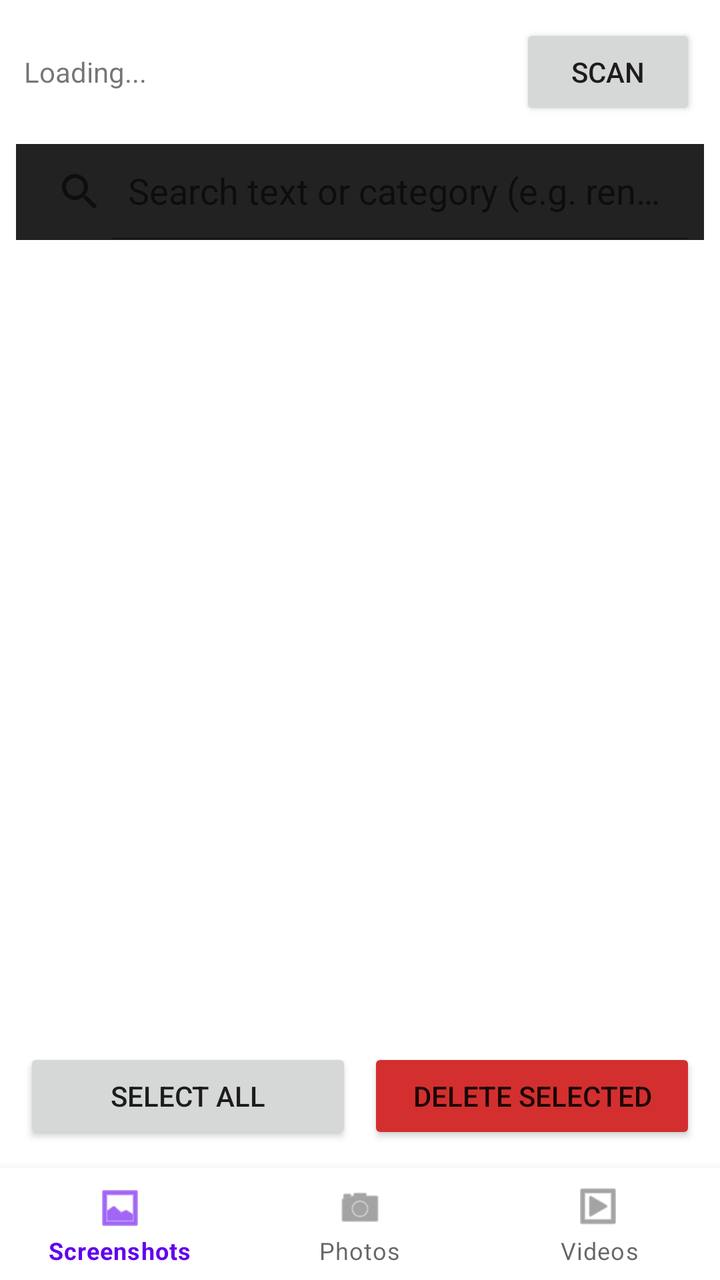
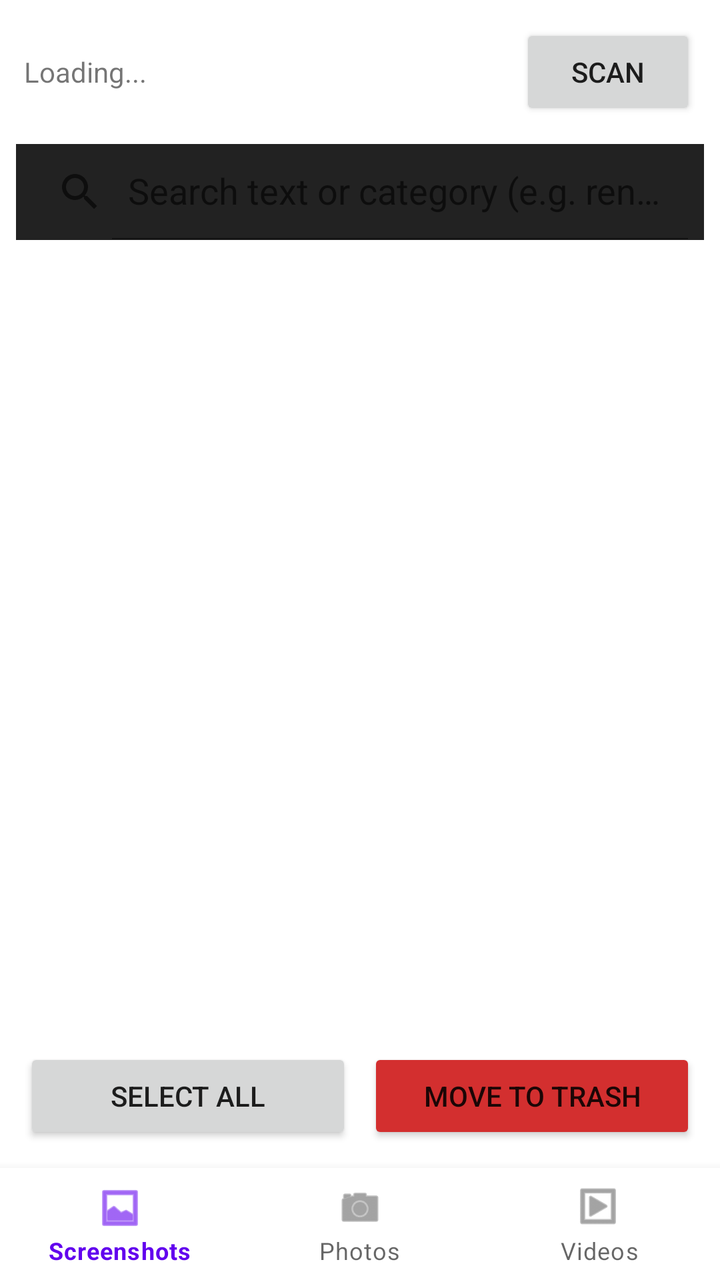

An Android layout rendered at two revisions. The XML below is the earlier revision; the diff shows what the commit changed to produce the second picture.
<!-- AndroidManifest.xml: application theme Theme.ScreenshotCleaner -->
<!-- res/layout/activity_main.xml -->
<?xml version="1.0" encoding="utf-8"?>
<LinearLayout xmlns:android="http://schemas.android.com/apk/res/android"
    xmlns:app="http://schemas.android.com/apk/res-auto"
    android:orientation="vertical"
    android:layout_width="match_parent"
    android:layout_height="match_parent">

    <LinearLayout
        android:orientation="horizontal"
        android:layout_width="match_parent"
        android:layout_height="wrap_content"
        android:padding="12dp"
        android:gravity="center_vertical">

        <TextView
            android:id="@+id/statusText"
            android:layout_width="0dp"
            android:layout_height="wrap_content"
            android:layout_weight="1"
            android:text="Loading..."
            android:textSize="14sp" />

        <Button
            android:id="@+id/scanButton"
            android:layout_width="wrap_content"
            android:layout_height="wrap_content"
            android:text="Scan" />
    </LinearLayout>

    <androidx.appcompat.widget.SearchView
        android:id="@+id/searchView"
        android:layout_width="match_parent"
        android:layout_height="wrap_content"
        android:layout_marginHorizontal="8dp"
        android:layout_marginBottom="4dp"
        android:background="#222222"
        app:iconifiedByDefault="false"
        app:queryHint="Search text or category (e.g. rent, house, food)" />

    <androidx.recyclerview.widget.RecyclerView
        android:id="@+id/recyclerView"
        android:layout_width="match_parent"
        android:layout_height="0dp"
        android:layout_weight="1"
        android:padding="4dp" />

    <LinearLayout
        android:orientation="horizontal"
        android:layout_width="match_parent"
        android:layout_height="wrap_content"
        android:padding="12dp"
        android:gravity="center_vertical">

        <Button
            android:id="@+id/selectAllButton"
            android:layout_width="0dp"
            android:layout_height="wrap_content"
            android:layout_weight="1"
            android:text="Select All" />

        <Space android:layout_width="8dp" android:layout_height="1dp" />

        <Button
            android:id="@+id/deleteButton"
            android:layout_width="0dp"
            android:layout_height="wrap_content"
            android:layout_weight="1"
            android:backgroundTint="#D32F2F"
            android:text="Delete Selected" />
    </LinearLayout>

    <com.google.android.material.bottomnavigation.BottomNavigationView
        android:id="@+id/bottomNav"
        android:layout_width="match_parent"
        android:layout_height="wrap_content"
        app:menu="@menu/bottom_nav" />

</LinearLayout>
<!-- resources referenced by this layout -->
<resources>
  <style name="Theme.ScreenshotCleaner" parent="Theme.MaterialComponents.DayNight.NoActionBar" />
</resources>

<!-- the commit's change to res/layout/activity_main.xml (unified diff, before → after) -->
@@ -66,7 +66,7 @@
             android:layout_height="wrap_content"
             android:layout_weight="1"
             android:backgroundTint="#D32F2F"
-            android:text="Delete Selected" />
+            android:text="Move to Trash" />
     </LinearLayout>
 
     <com.google.android.material.bottomnavigation.BottomNavigationView
